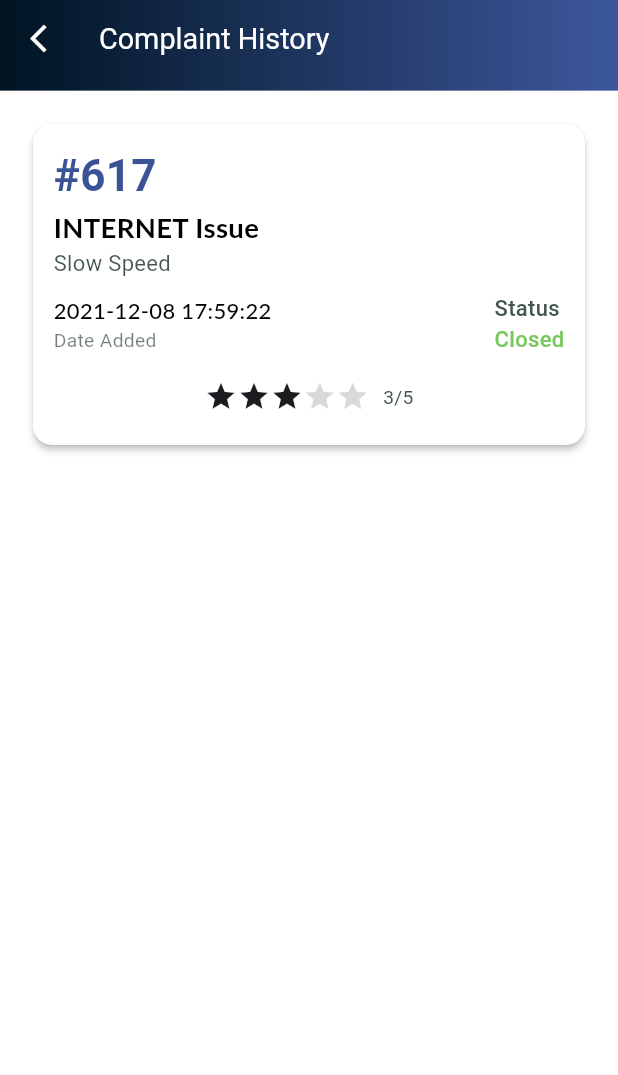
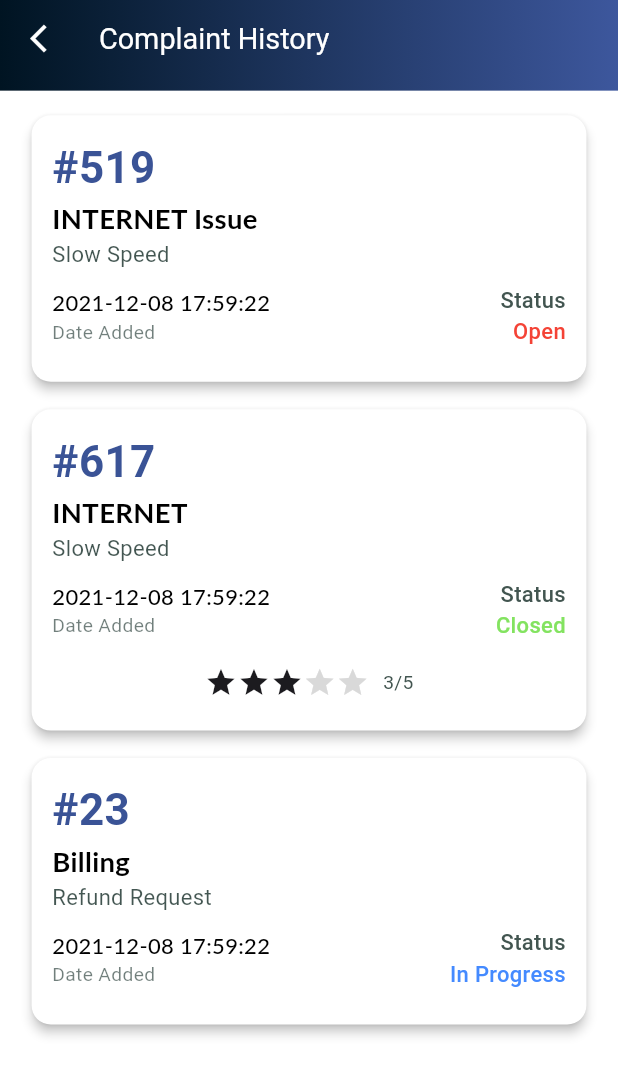
Before and after one commit to Broadway-Communications/Flutter-Application, a Flutter app: the ComplaintHistoryPage screen opened by its route, on a phone screen of 412 x 824 dp. Shown: the top 1075 px of the screen. Run offline on Flutter 3.47's test engine with Material 2 defaults, Android fonts, the phone set to English and light mode, and no system bars; our stand-ins replace auto_route, device_preview, flutter_screenutil, google_fonts, responsive_framework; network calls fail; Roboto replaces fonts that are missing (Lato).

Commit message:
feat: add different states for complaint card (#21)
refactor: exception handling for layout (#18)

```diff
--- a/lib/app/views/complaint_history_page.dart
+++ b/lib/app/views/complaint_history_page.dart
@@ -2,6 +2,32 @@ import 'package:flutter/material.dart';
 import 'package:flutter/services.dart';
 import 'package:auto_route/annotations.dart';
 import 'package:unicorn/app/widgets/complaint_card.dart';
+
+final complaints = [
+  {
+    'complaintNumber': '519',
+    'issue': 'INTERNET Issue',
+    'description': 'Slow Speed',
+    'dateAdded': '2021-12-08 17:59:22',
+    'status': 'Open',
+  },
+  {
+    'complaintNumber': '617',
+    'issue': 'INTERNET ',
+    'description': 'Slow Speed',
+    'dateAdded': '2021-12-08 17:59:22',
+    'status': 'Closed',
+    'rating': 3,
+  },
+  {
+    'complaintNumber': '23',
+    'issue': 'Billing',
+    'description': 'Refund Request',
+    'dateAdded': '2021-12-08 17:59:22',
+    'status': 'In Progress',
+  },
+  // // Add more complaints here to test scrollable for big screens...
+];
 
 @RoutePage()
 class ComplaintHistoryPage extends StatelessWidget {
@@ -14,8 +40,7 @@ class ComplaintHistoryPage extends StatelessWidget {
         statusBarColor: Colors.transparent,
         statusBarIconBrightness: Brightness.light,
       ),
-      child: Scaffold(
-        body: Container(
+      child: Container(
         decoration: const BoxDecoration(
           gradient: LinearGradient(
             begin: Alignment(-1.0, 0.0),
@@ -24,13 +49,16 @@ class ComplaintHistoryPage extends StatelessWidget {
             stops: [0, 1],
           ),
         ),
-          child: SafeArea(
+        child: Scaffold(
+          backgroundColor: Colors.transparent,
+          body: SafeArea(
             child: Column(
               children: [
                 Padding(
                   padding: const EdgeInsets.only(bottom: 10.0),
                   child: AppBar(
                     backgroundColor: Colors.transparent,
+                    surfaceTintColor: Colors.transparent,
                     elevation: 0,
                     leading: IconButton(
                       icon: const Icon(Icons.arrow_back_ios_new),
@@ -49,27 +77,38 @@ class ComplaintHistoryPage extends StatelessWidget {
                 Expanded(
                   child: Container(
                     color: Colors.white,
-                    child: const Padding(
-                      padding: EdgeInsets.all(20.0),
+                    padding: const EdgeInsets.only(left: 15.0, right: 15.0),
+                    child: complaints.isEmpty
+                        ? const Center(
+                            child: Text(
+                              "Your complaints will be here",
+                              style: TextStyle(
+                                fontSize: 18,
+                                color: Colors.grey,
+                              ),
+                            ),
+                          )
+                        : SingleChildScrollView(
+                            padding: const EdgeInsets.all(8.0),
                             child: Column(
-                        children: [
-                          ComplaintCard(
-                            complaintNumber: '617',
-                            issue: 'INTERNET Issue',
-                            description: 'Slow Speed',
-                            dateAdded: '2021-12-08 17:59:22',
-                            status: 'Closed',
-                            rating: 3,
-                          ),
-                          Expanded(
-                            child: SizedBox
-                                .shrink(),
-                          ),
-                        ],
+                              children: complaints.map((complaint) {
+                                return ComplaintCard(
+                                  complaintNumber:
+                                      complaint['complaintNumber'] as String,
+                                  issue: complaint['issue'] as String,
+                                  description:
+                                      complaint['description'] as String,
+                                  dateAdded: complaint['dateAdded'] as String,
+                                  status: complaint['status'] as String,
+                                  rating: complaint['rating'] != null
+                                      ? complaint['rating'] as int
+                                      : null,
+                                );
+                              }).toList(),
                             ),
                           ),
                   ),
-                )
+                ),
               ],
             ),
           ),
--- a/lib/app/widgets/complaint_card.dart
+++ b/lib/app/widgets/complaint_card.dart
@@ -6,7 +6,7 @@ class ComplaintCard extends StatelessWidget {
   final String description;
   final String dateAdded;
   final String status;
-  final int rating;
+  final int? rating;
 
   const ComplaintCard(
       {Key? key,
@@ -15,7 +15,7 @@ class ComplaintCard extends StatelessWidget {
       required this.description,
       required this.dateAdded,
       required this.status,
-      required this.rating})
+      this.rating})
       : super(key: key);
 
   @override
@@ -23,7 +23,8 @@ class ComplaintCard extends StatelessWidget {
     return Card(
       shape: RoundedRectangleBorder(borderRadius: BorderRadius.circular(14)),
       color: Colors.white,
-      elevation: 2,
+      elevation: 3,
+      margin: const EdgeInsets.symmetric(vertical: 10.0),
       child: Container(
         padding: const EdgeInsets.all(15),
         child: Column(
@@ -84,7 +85,7 @@ class ComplaintCard extends StatelessWidget {
                   ],
                 ),
                 Column(
-                  crossAxisAlignment: CrossAxisAlignment.start,
+                  crossAxisAlignment: CrossAxisAlignment.end,
                   children: <Widget>[
                     const Text(
                       'Status',
@@ -97,11 +98,11 @@ class ComplaintCard extends StatelessWidget {
                     ),
                     Text(
                       status,
-                      style: const TextStyle(
+                      style: TextStyle(
                         fontFamily: 'Roboto',
                         fontWeight: FontWeight.w500,
                         fontSize: 16,
-                        color: Color(0xFF7AC75D),
+                        color: getStatusColor(status),
                       ),
                     ),
                   ],
@@ -109,6 +110,7 @@ class ComplaintCard extends StatelessWidget {
               ],
             ),
             const SizedBox(height: 10),
+            if (status == 'Closed')
               Padding(
                 padding: const EdgeInsets.all(8.0),
                 child: Center(
@@ -116,14 +118,14 @@ class ComplaintCard extends StatelessWidget {
                     mainAxisAlignment: MainAxisAlignment.center,
                     children: <Widget>[
                       ...List.generate(
-                      rating,
+                        rating!,
                         (index) => const Icon(
                           Icons.star,
                           color: Color(0xFF1C1B1F),
                         ),
                       ),
                       ...List.generate(
-                      5 - rating,
+                        5 - rating!,
                         (index) => const Icon(
                           Icons.star,
                           color: Color(0xFFD9D9D9),
@@ -149,3 +151,17 @@ class ComplaintCard extends StatelessWidget {
     );
   }
 }
+
+// Status colors
+Color getStatusColor(String status) {
+  switch (status) {
+    case 'Closed':
+      return const Color(0xFF83E360);
+    case 'Open':
+      return Colors.red;
+    case 'In Progress':
+      return Colors.blueAccent;
+    default:
+      return Colors.black;
+  }
+}
--- a/lib/app/widgets/register_complaint_pop_up.dart
+++ b/lib/app/widgets/register_complaint_pop_up.dart
@@ -40,7 +40,10 @@ class RegisterComplaintPopUpState extends State<RegisterComplaintPopUp> {
               ),
               const Padding(
                 padding: EdgeInsets.all(25.0),
-                child: Text('Register Complaint'),
+                child: Text(
+                  'Register Complaint',
+                  style: TextStyle(fontWeight: FontWeight.w500),
+                ),
               ),
             ],
           ),
@@ -52,7 +55,10 @@ class RegisterComplaintPopUpState extends State<RegisterComplaintPopUp> {
                   Column(
                     crossAxisAlignment: CrossAxisAlignment.start,
                     children: [
-                      const Text('Complaint MainType'),
+                      const Text(
+                        'Complaint MainType',
+                        style: TextStyle(fontWeight: FontWeight.w500),
+                      ),
                       DropdownButton<String>(
                         isExpanded: true,
                         hint: const Text('Select Complaint MainType'),
@@ -76,7 +82,10 @@ class RegisterComplaintPopUpState extends State<RegisterComplaintPopUp> {
                   Column(
                     crossAxisAlignment: CrossAxisAlignment.start,
                     children: [
-                      const Text('Complaint SubType'),
+                      const Text(
+                        'Complaint SubType',
+                        style: TextStyle(fontWeight: FontWeight.w500),
+                      ),
                       DropdownButton<String>(
                         isExpanded: true,
                         hint: const Text('Select Complaint SubType'),
@@ -101,7 +110,10 @@ class RegisterComplaintPopUpState extends State<RegisterComplaintPopUp> {
                     ],
                   ),
                   const SizedBox(height: 15.0),
-                  const Text('Description'),
+                  const Text(
+                    'Description',
+                    style: TextStyle(fontWeight: FontWeight.w500),
+                  ),
                   SizedBox(
                     width: MediaQuery.of(context).size.width * 0.85,
                     child: ConstrainedBox(
```
Lines whose indentation alone changed are shown as unchanged.
